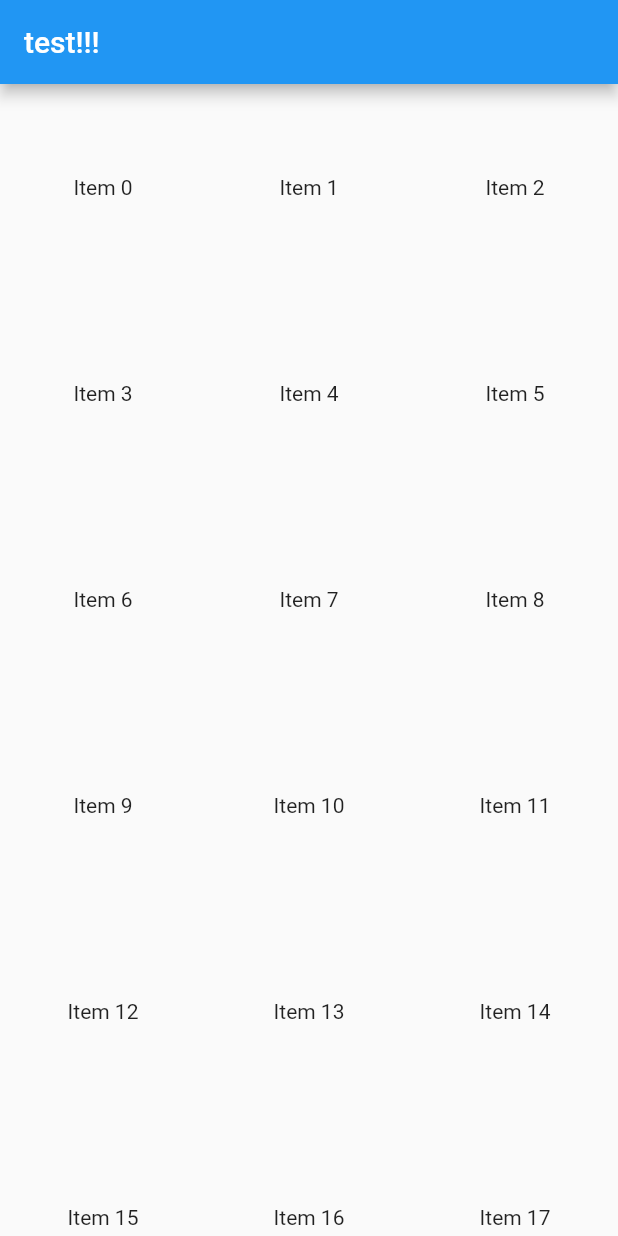
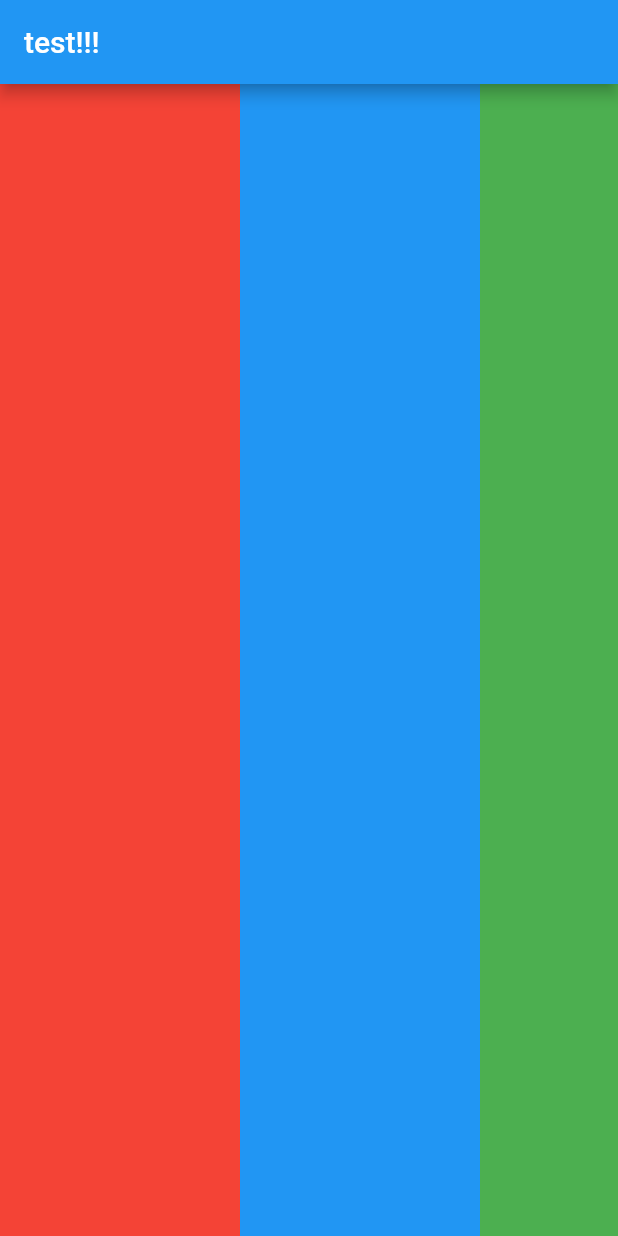
Before and after one commit to takumi1005/flutter-lerning, a Flutter app: the screen it shows after launch, on a phone screen of 412 x 824 dp. Run offline on Flutter 3.47's test engine with Material 2 defaults, Android fonts, the phone set to English and light mode, and no system bars.

Commit message:
horizontal listの作り方

```diff
--- a/lib/main.dart
+++ b/lib/main.dart
@@ -39,15 +39,30 @@ class _MyHomePageState extends State<MyHomePage> {
       ),
       body: Container(
         width: double.infinity,
-        child: GridView.count(
-          crossAxisCount: 3,
-          children: List.generate(100, (index) {
-            return Center(
-              child: Text(
-                'Item $index',
-              ),
-            );
-          }),
+        child: ListView(
+          scrollDirection: Axis.horizontal,
+          children: <Widget>[
+            Container(
+              width: 160.0,
+              color: Colors.red,
+            ),
+            Container(
+              width: 160.0,
+              color: Colors.blue,
+            ),
+            Container(
+              width: 160.0,
+              color: Colors.green,
+            ),
+            Container(
+              width: 160.0,
+              color: Colors.yellow,
+            ),
+            Container(
+              width: 160.0,
+              color: Colors.orange,
+            ),
+          ],
         ),
       ),
     );
```
